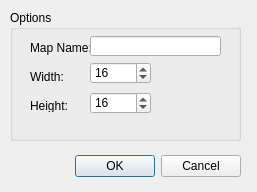
buchwj/xvector, file xVMapEdit/NewMapDialog.ui: the form before one commit.
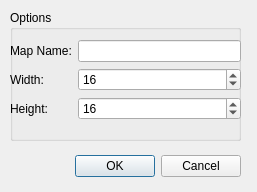
The form after the commit.

Patch:
```diff
--- a/xVMapEdit/NewMapDialog.ui
+++ b/xVMapEdit/NewMapDialog.ui
@@ -41,15 +41,18 @@
    <property name="title">
     <string>Options</string>
    </property>
-   <widget class="QLabel" name="lblMapName">
+   <widget class="QWidget" name="">
     <property name="geometry">
      <rect>
-      <x>20</x>
+      <x>0</x>
       <y>30</y>
-      <width>61</width>
-      <height>16</height>
+      <width>231</width>
+      <height>95</height>
      </rect>
     </property>
+    <layout class="QFormLayout" name="formLayout">
+     <item row="0" column="0">
+      <widget class="QLabel" name="lblMapName">
     <property name="whatsThis">
      <string>This is the name of the map which will be visible to players while they are on it.</string>
     </property>
@@ -57,28 +60,16 @@
      <string>Map Name:</string>
     </property>
    </widget>
+     </item>
+     <item row="0" column="1">
    <widget class="QLineEdit" name="txtMapName">
-    <property name="geometry">
-     <rect>
-      <x>80</x>
-      <y>26</y>
-      <width>131</width>
-      <height>20</height>
-     </rect>
-    </property>
     <property name="whatsThis">
      <string/>
     </property>
    </widget>
+     </item>
+     <item row="1" column="0">
    <widget class="QLabel" name="lblWidth">
-    <property name="geometry">
-     <rect>
-      <x>20</x>
-      <y>60</y>
-      <width>46</width>
-      <height>13</height>
-     </rect>
-    </property>
     <property name="whatsThis">
      <string>This is the width of the map, in tiles.</string>
     </property>
@@ -86,15 +77,9 @@
      <string>Width:</string>
     </property>
    </widget>
+     </item>
+     <item row="1" column="1">
    <widget class="QSpinBox" name="spnWidth">
-    <property name="geometry">
-     <rect>
-      <x>80</x>
-      <y>52</y>
-      <width>61</width>
-      <height>22</height>
-     </rect>
-    </property>
     <property name="whatsThis">
      <string/>
     </property>
@@ -108,43 +93,34 @@
      <number>16</number>
     </property>
    </widget>
-   <widget class="QSpinBox" name="spnHeight">
-    <property name="geometry">
-     <rect>
-      <x>80</x>
-      <y>82</y>
-      <width>61</width>
-      <height>22</height>
-     </rect>
-    </property>
-    <property name="whatsThis">
-     <string/>
-    </property>
-    <property name="minimum">
-     <number>1</number>
-    </property>
-    <property name="maximum">
-     <number>99999</number>
-    </property>
-    <property name="value">
-     <number>16</number>
-    </property>
-   </widget>
+     </item>
+     <item row="2" column="0">
    <widget class="QLabel" name="lblHeight">
-    <property name="geometry">
-     <rect>
-      <x>20</x>
-      <y>89</y>
-      <width>46</width>
-      <height>13</height>
-     </rect>
-    </property>
     <property name="whatsThis">
      <string>This is the height of the map, in tiles.</string>
     </property>
     <property name="text">
      <string>Height:</string>
     </property>
+      </widget>
+     </item>
+     <item row="2" column="1">
+      <widget class="QSpinBox" name="spnHeight">
+       <property name="whatsThis">
+        <string/>
+       </property>
+       <property name="minimum">
+        <number>1</number>
+       </property>
+       <property name="maximum">
+        <number>99999</number>
+       </property>
+       <property name="value">
+        <number>16</number>
+       </property>
+      </widget>
+     </item>
+    </layout>
    </widget>
   </widget>
  </widget>
```
Lines whose indentation alone changed are shown as unchanged.
